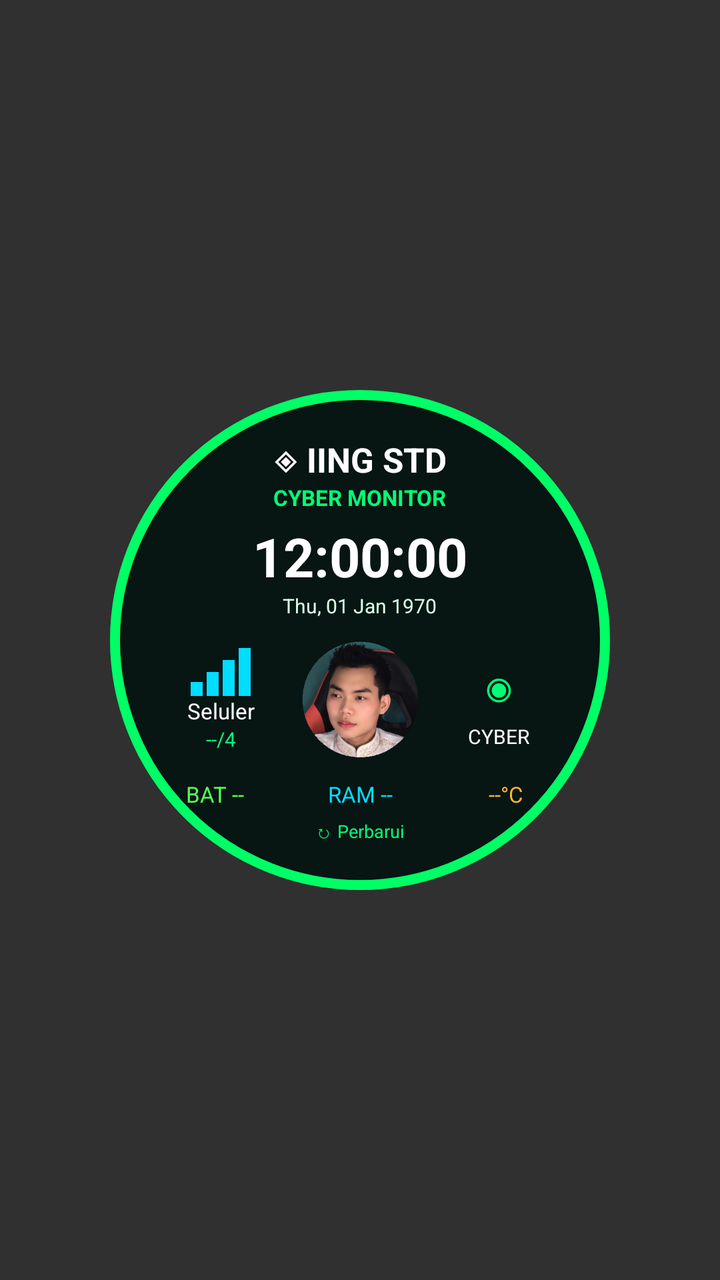
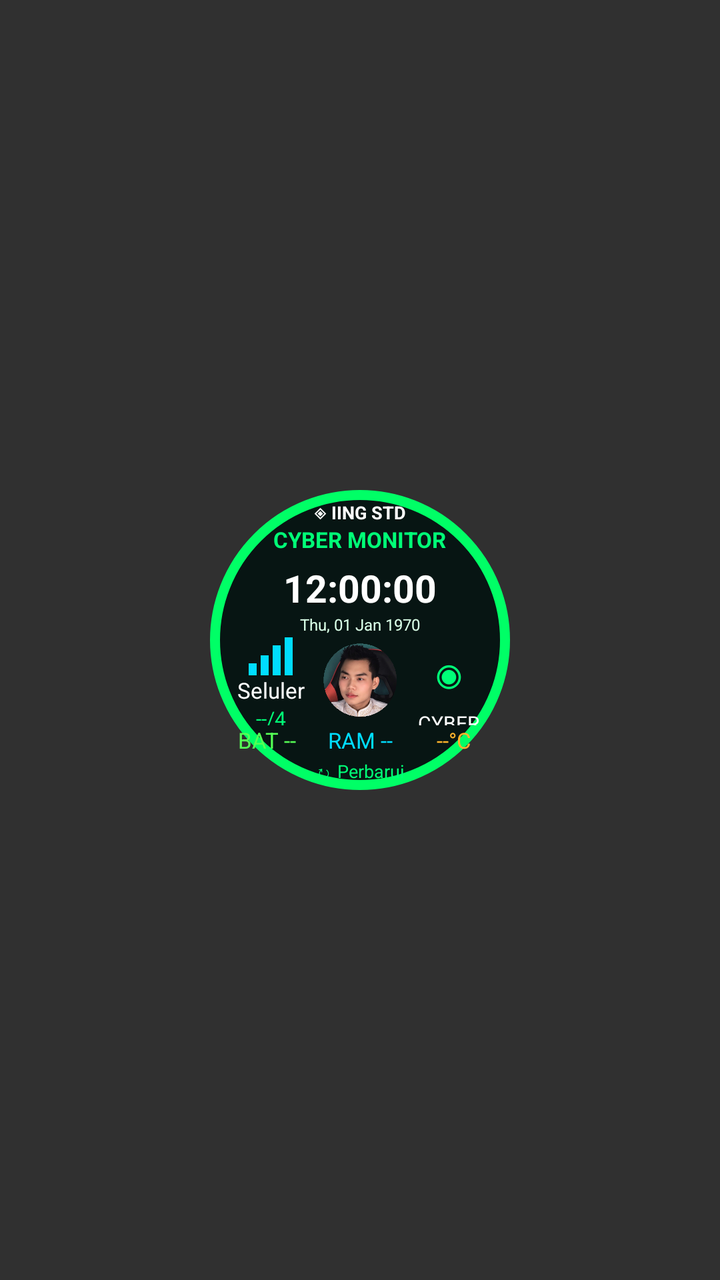

An Android layout rendered at two revisions. The XML below is the earlier revision; the diff shows what the commit changed to produce the second picture.
<!-- AndroidManifest.xml: application theme android:Theme.Material.NoActionBar -->
<!-- res/layout/widget.xml -->
<?xml version="1.0" encoding="utf-8"?>
<FrameLayout xmlns:android="http://schemas.android.com/apk/res/android" android:layout_width="match_parent" android:layout_height="match_parent">
 <LinearLayout android:layout_width="250dp" android:layout_height="250dp" android:layout_gravity="center" android:orientation="vertical" android:gravity="center" android:padding="16dp" android:background="@drawable/cyber_circle">
  <TextView android:layout_width="wrap_content" android:layout_height="wrap_content" android:text="◈ IING STD" android:textStyle="bold" android:textColor="#FFFFFF" android:textSize="17sp"/>
  <TextView android:layout_width="wrap_content" android:layout_height="wrap_content" android:text="CYBER MONITOR" android:textStyle="bold" android:textColor="#00FF77" android:textSize="11sp"/>
  <TextClock android:layout_width="wrap_content" android:layout_height="wrap_content" android:format12Hour="hh:mm:ss" android:format24Hour="HH:mm:ss" android:textColor="#FFFFFF" android:textSize="27sp" android:textStyle="bold" android:layout_marginTop="4dp"/>
  <TextClock android:layout_width="wrap_content" android:layout_height="wrap_content" android:format12Hour="EEE, dd MMM yyyy" android:format24Hour="EEE, dd MMM yyyy" android:textColor="#D9FFE7" android:textSize="10sp"/>
  <LinearLayout android:layout_width="match_parent" android:layout_height="80dp" android:orientation="horizontal" android:gravity="center">
   <LinearLayout android:layout_width="0dp" android:layout_weight="1" android:layout_height="wrap_content" android:gravity="center" android:orientation="vertical">
    <LinearLayout android:layout_width="wrap_content" android:layout_height="25dp" android:gravity="bottom" android:orientation="horizontal">
     <View android:id="@+id/bar1" android:layout_width="6dp" android:layout_height="7dp" android:layout_marginEnd="2dp" android:background="#00DDFF"/>
     <View android:id="@+id/bar2" android:layout_width="6dp" android:layout_height="12dp" android:layout_marginEnd="2dp" android:background="#00DDFF"/>
     <View android:id="@+id/bar3" android:layout_width="6dp" android:layout_height="18dp" android:layout_marginEnd="2dp" android:background="#00DDFF"/>
     <View android:id="@+id/bar4" android:layout_width="6dp" android:layout_height="24dp" android:background="#00DDFF"/>
    </LinearLayout>
    <TextView android:id="@+id/network" android:layout_width="wrap_content" android:layout_height="wrap_content" android:text="Seluler" android:textColor="#FFFFFF" android:textSize="11sp"/>
    <TextView android:id="@+id/signal" android:layout_width="wrap_content" android:layout_height="wrap_content" android:text="--/4" android:textColor="#00FF77" android:textSize="10sp"/>
   </LinearLayout>
   <ImageView android:layout_width="60dp" android:layout_height="60dp" android:src="@drawable/portrait" android:contentDescription="Foto profil"/>
   <LinearLayout android:layout_width="0dp" android:layout_weight="1" android:layout_height="wrap_content" android:gravity="center" android:orientation="vertical">
    <TextView android:layout_width="wrap_content" android:layout_height="wrap_content" android:text="◉" android:textColor="#00FF77" android:textSize="27sp"/>
    <TextView android:layout_width="wrap_content" android:layout_height="wrap_content" android:text="CYBER" android:textColor="#FFFFFF" android:textSize="10sp"/>
   </LinearLayout>
  </LinearLayout>
  <LinearLayout android:layout_width="match_parent" android:layout_height="wrap_content" android:orientation="horizontal" android:gravity="center">
   <TextView android:id="@+id/battery" android:layout_width="0dp" android:layout_weight="1" android:gravity="center" android:layout_height="wrap_content" android:text="BAT --" android:textColor="#55FF55" android:textSize="11sp"/>
   <TextView android:id="@+id/storage" android:layout_width="0dp" android:layout_weight="1" android:gravity="center" android:layout_height="wrap_content" android:text="RAM --" android:textColor="#00DDFF" android:textSize="11sp"/>
   <TextView android:id="@+id/temp" android:layout_width="0dp" android:layout_weight="1" android:gravity="center" android:layout_height="wrap_content" android:text="--°C" android:textColor="#FFB32C" android:textSize="11sp"/>
  </LinearLayout>
  <TextView android:id="@+id/updated" android:layout_width="wrap_content" android:layout_height="wrap_content" android:text="↻ Perbarui" android:textColor="#00FF77" android:textSize="9sp" android:layout_marginTop="5dp"/>
 </LinearLayout>
</FrameLayout>
<!-- resources referenced by this layout -->
<resources>
  <!-- drawable cyber_circle (drawable) -->
  <shape xmlns:android="http://schemas.android.com/apk/res/android" android:shape="oval"><solid android:color="#F0051411"/><stroke android:width="5dp" android:color="#00FF66"/><size android:width="320dp" android:height="320dp"/></shape>
  <!-- drawable portrait: png bitmap (drawable-nodpi, 69831 bytes) -->
</resources>

<!-- the commit's change to res/layout/widget.xml (unified diff, before → after) -->
@@ -1,22 +1,22 @@
 <?xml version="1.0" encoding="utf-8"?>
 <FrameLayout xmlns:android="http://schemas.android.com/apk/res/android" android:layout_width="match_parent" android:layout_height="match_parent">
- <LinearLayout android:layout_width="250dp" android:layout_height="250dp" android:layout_gravity="center" android:orientation="vertical" android:gravity="center" android:padding="16dp" android:background="@drawable/cyber_circle">
-  <TextView android:layout_width="wrap_content" android:layout_height="wrap_content" android:text="◈ IING STD" android:textStyle="bold" android:textColor="#FFFFFF" android:textSize="17sp"/>
+ <LinearLayout android:layout_width="150dp" android:layout_height="150dp" android:layout_gravity="center" android:orientation="vertical" android:gravity="center" android:padding="5dp" android:background="@drawable/cyber_circle">
+  <TextView android:layout_width="wrap_content" android:layout_height="wrap_content" android:text="◈ IING STD" android:textStyle="bold" android:textColor="#FFFFFF" android:textSize="9sp"/>
   <TextView android:layout_width="wrap_content" android:layout_height="wrap_content" android:text="CYBER MONITOR" android:textStyle="bold" android:textColor="#00FF77" android:textSize="11sp"/>
-  <TextClock android:layout_width="wrap_content" android:layout_height="wrap_content" android:format12Hour="hh:mm:ss" android:format24Hour="HH:mm:ss" android:textColor="#FFFFFF" android:textSize="27sp" android:textStyle="bold" android:layout_marginTop="4dp"/>
-  <TextClock android:layout_width="wrap_content" android:layout_height="wrap_content" android:format12Hour="EEE, dd MMM yyyy" android:format24Hour="EEE, dd MMM yyyy" android:textColor="#D9FFE7" android:textSize="10sp"/>
-  <LinearLayout android:layout_width="match_parent" android:layout_height="80dp" android:orientation="horizontal" android:gravity="center">
+  <TextClock android:layout_width="wrap_content" android:layout_height="wrap_content" android:format12Hour="hh:mm:ss" android:format24Hour="HH:mm:ss" android:textColor="#FFFFFF" android:textSize="19sp" android:textStyle="bold" android:layout_marginTop="4dp"/>
+  <TextClock android:layout_width="wrap_content" android:layout_height="wrap_content" android:format12Hour="EEE, dd MMM yyyy" android:format24Hour="EEE, dd MMM yyyy" android:textColor="#D9FFE7" android:textSize="8sp"/>
+  <LinearLayout android:layout_width="match_parent" android:layout_height="45dp" android:orientation="horizontal" android:gravity="center">
    <LinearLayout android:layout_width="0dp" android:layout_weight="1" android:layout_height="wrap_content" android:gravity="center" android:orientation="vertical">
-    <LinearLayout android:layout_width="wrap_content" android:layout_height="25dp" android:gravity="bottom" android:orientation="horizontal">
-     <View android:id="@+id/bar1" android:layout_width="6dp" android:layout_height="7dp" android:layout_marginEnd="2dp" android:background="#00DDFF"/>
-     <View android:id="@+id/bar2" android:layout_width="6dp" android:layout_height="12dp" android:layout_marginEnd="2dp" android:background="#00DDFF"/>
-     <View android:id="@+id/bar3" android:layout_width="6dp" android:layout_height="18dp" android:layout_marginEnd="2dp" android:background="#00DDFF"/>
-     <View android:id="@+id/bar4" android:layout_width="6dp" android:layout_height="24dp" android:background="#00DDFF"/>
+    <LinearLayout android:layout_width="wrap_content" android:layout_height="20dp" android:gravity="bottom" android:orientation="horizontal">
+     <View android:id="@+id/bar1" android:layout_width="4dp" android:layout_height="6dp" android:layout_marginEnd="2dp" android:background="#00DDFF"/>
+     <View android:id="@+id/bar2" android:layout_width="4dp" android:layout_height="10dp" android:layout_marginEnd="2dp" android:background="#00DDFF"/>
+     <View android:id="@+id/bar3" android:layout_width="4dp" android:layout_height="15dp" android:layout_marginEnd="2dp" android:background="#00DDFF"/>
+     <View android:id="@+id/bar4" android:layout_width="4dp" android:layout_height="19dp" android:background="#00DDFF"/>
     </LinearLayout>
     <TextView android:id="@+id/network" android:layout_width="wrap_content" android:layout_height="wrap_content" android:text="Seluler" android:textColor="#FFFFFF" android:textSize="11sp"/>
     <TextView android:id="@+id/signal" android:layout_width="wrap_content" android:layout_height="wrap_content" android:text="--/4" android:textColor="#00FF77" android:textSize="10sp"/>
    </LinearLayout>
-   <ImageView android:layout_width="60dp" android:layout_height="60dp" android:src="@drawable/portrait" android:contentDescription="Foto profil"/>
+   <ImageView android:layout_width="38dp" android:layout_height="38dp" android:src="@drawable/portrait" android:contentDescription="Foto profil"/>
    <LinearLayout android:layout_width="0dp" android:layout_weight="1" android:layout_height="wrap_content" android:gravity="center" android:orientation="vertical">
     <TextView android:layout_width="wrap_content" android:layout_height="wrap_content" android:text="◉" android:textColor="#00FF77" android:textSize="27sp"/>
     <TextView android:layout_width="wrap_content" android:layout_height="wrap_content" android:text="CYBER" android:textColor="#FFFFFF" android:textSize="10sp"/>
@@ -27,6 +27,6 @@
    <TextView android:id="@+id/storage" android:layout_width="0dp" android:layout_weight="1" android:gravity="center" android:layout_height="wrap_content" android:text="RAM --" android:textColor="#00DDFF" android:textSize="11sp"/>
    <TextView android:id="@+id/temp" android:layout_width="0dp" android:layout_weight="1" android:gravity="center" android:layout_height="wrap_content" android:text="--°C" android:textColor="#FFB32C" android:textSize="11sp"/>
   </LinearLayout>
-  <TextView android:id="@+id/updated" android:layout_width="wrap_content" android:layout_height="wrap_content" android:text="↻ Perbarui" android:textColor="#00FF77" android:textSize="9sp" android:layout_marginTop="5dp"/>
+  <TextView android:id="@+id/updated" android:layout_width="wrap_content" android:layout_height="wrap_content" android:text="↻ Perbarui" android:textColor="#00FF77" android:textSize="9sp" android:layout_marginTop="2dp"/>
  </LinearLayout>
 </FrameLayout>
